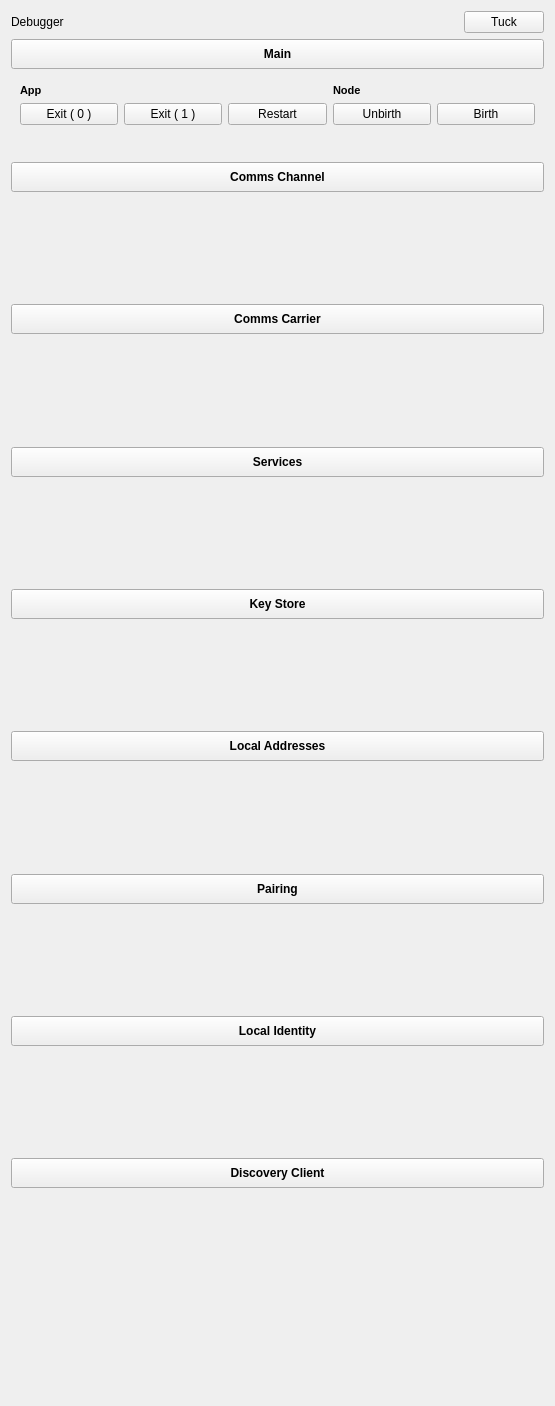
Above: integration/v2/src/libs/libuptime/widgets/uptime/ui/DebuggerWidget.ui from mrdeveloperdude/OctoMY before the change. Below: the same form after it.
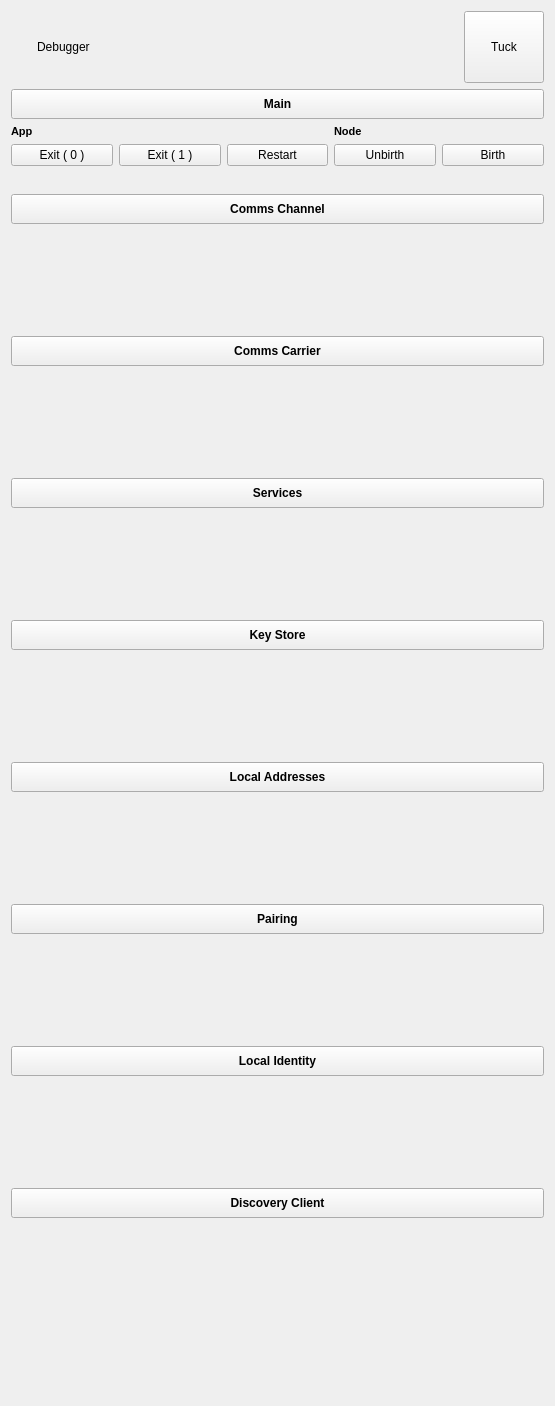
That is the form after the change. Custom widgets are drawn as their Qt base class.

Commit message: Compacted debugger widget ui and added identicon to it

Diff of the .ui file:
```diff
--- a/integration/v2/src/libs/libuptime/widgets/uptime/ui/DebuggerWidget.ui
+++ b/integration/v2/src/libs/libuptime/widgets/uptime/ui/DebuggerWidget.ui
@@ -14,8 +14,27 @@
    <string>OctoMY™ Debugger</string>
   </property>
   <layout class="QVBoxLayout" name="verticalLayout_2">
+   <property name="spacing">
+    <number>6</number>
+   </property>
    <item>
     <layout class="QHBoxLayout" name="horizontalLayout">
+     <item>
+      <widget class="IdenticonWidget" name="widgetIdenticon" native="true">
+       <property name="sizePolicy">
+        <sizepolicy hsizetype="Preferred" vsizetype="MinimumExpanding">
+         <horstretch>0</horstretch>
+         <verstretch>0</verstretch>
+        </sizepolicy>
+       </property>
+       <property name="minimumSize">
+        <size>
+         <width>20</width>
+         <height>20</height>
+        </size>
+       </property>
+      </widget>
+     </item>
      <item>
       <widget class="QLabel" name="label">
        <property name="sizePolicy">
@@ -119,6 +138,18 @@
       </sizepolicy>
      </property>
      <layout class="QGridLayout" name="gridLayout_5">
+      <property name="leftMargin">
+       <number>0</number>
+      </property>
+      <property name="topMargin">
+       <number>0</number>
+      </property>
+      <property name="rightMargin">
+       <number>0</number>
+      </property>
+      <property name="bottomMargin">
+       <number>0</number>
+      </property>
       <item row="1" column="0">
        <widget class="QPushButton" name="pushButtonQuitSuccess">
         <property name="sizePolicy">
@@ -846,6 +877,12 @@
    <header location="global">widgets/debug/DiscoveryClientDebugWidget.hpp</header>
    <container>1</container>
   </customwidget>
+  <customwidget>
+   <class>IdenticonWidget</class>
+   <extends>QWidget</extends>
+   <header location="global">widgets/IdenticonWidget.hpp</header>
+   <container>1</container>
+  </customwidget>
  </customwidgets>
  <resources/>
  <connections/>
```
The commit also changes 23 other files.
